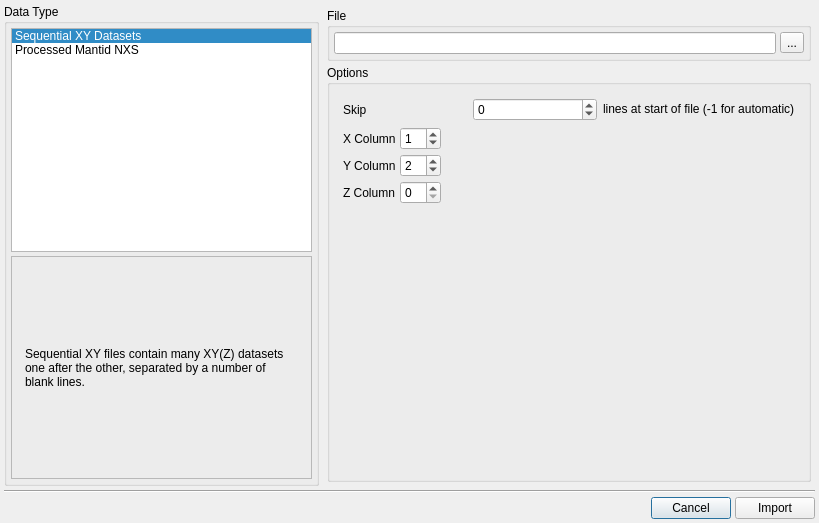
Qt form src/gui/dataimport.ui (trisyoungs/uchroma) before a commit.
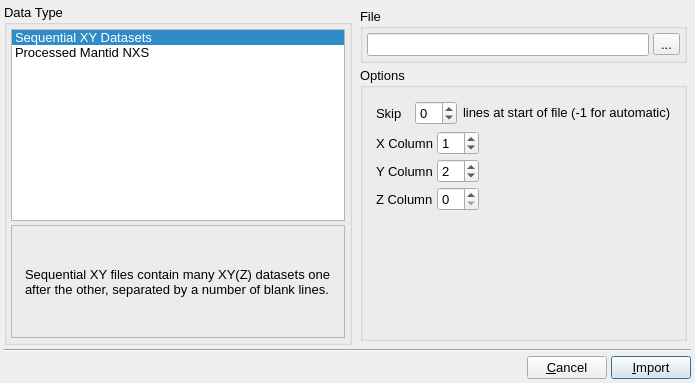
The same form after that commit.

Commit message: Set correct general font size for several subwindows, and renamed some Close buttons to Cancel. Partial addition of ReferenceSetupDialog.

```diff
--- a/src/gui/dataimport.ui
+++ b/src/gui/dataimport.ui
@@ -6,10 +6,15 @@
    <rect>
     <x>0</x>
     <y>0</y>
-    <width>819</width>
-    <height>523</height>
+    <width>695</width>
+    <height>383</height>
    </rect>
   </property>
+  <property name="font">
+   <font>
+    <pointsize>10</pointsize>
+   </font>
+  </property>
   <property name="windowTitle">
    <string>Dialog</string>
   </property>
@@ -339,14 +344,17 @@
      <item>
       <widget class="QPushButton" name="CancelButton">
        <property name="text">
-        <string>Cancel</string>
+        <string>&amp;Cancel</string>
        </property>
       </widget>
      </item>
      <item>
       <widget class="QPushButton" name="ImportButton">
        <property name="text">
-        <string>Import</string>
+        <string>&amp;Import</string>
+       </property>
+       <property name="default">
+        <bool>true</bool>
        </property>
       </widget>
      </item>
```
The commit also changes 25 other files.
